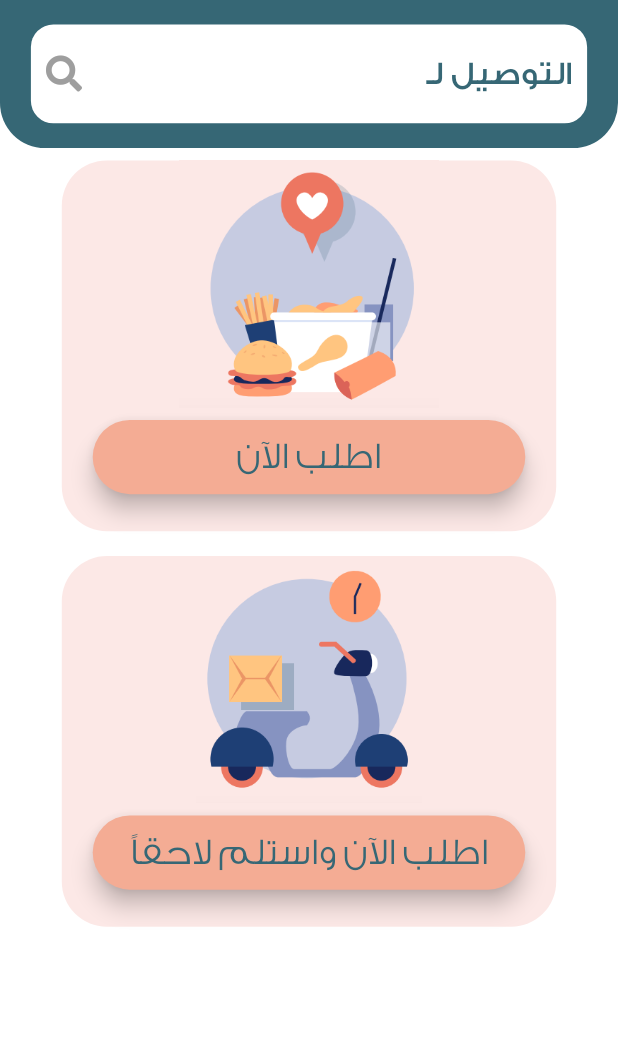
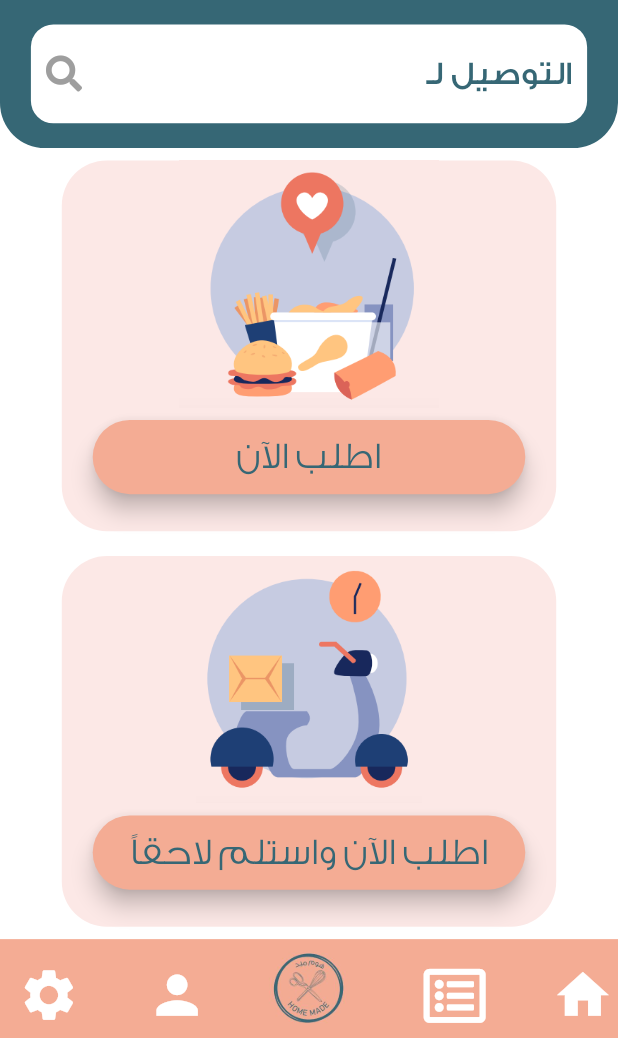
Before and after one commit to Abouassi98/homemade_user, a Flutter app: the HomeScreen screen opened directly, on a phone screen of 412 x 824 dp, the part 198-1236 px from its top. Run offline on Flutter 3.47's test engine with Material 2 defaults, Android fonts, the phone set to English and light mode, and no system bars; our stand-ins replace carousel_pro, font_awesome_flutter, smooth_star_rating.

Commit message:
second commit

```diff
--- /dev/null
+++ b/lib/config.dart
@@ -0,0 +1,87 @@
+import 'package:flutter/material.dart';
+import 'package:font_awesome_flutter/font_awesome_flutter.dart';
+import 'package:homemade_user/screens/home_screen.dart';
+
+class Config {
+  static Widget buildBottomNavigationBar(
+      {bool isSignup = false,
+      @required Size mediaQuery,
+      BuildContext context}) {
+    return Container(
+      height: mediaQuery.height * 0.08,
+      width: mediaQuery.width,
+      color: Color(0xffF4AC94),
+      padding: EdgeInsets.all(4),
+      child: Row(
+        mainAxisAlignment: MainAxisAlignment.spaceBetween,
+        children: [
+          isSignup
+              ? Container()
+              : IconButton(
+                  onPressed: () {
+                    Navigator.of(context).push(
+                      PageRouteBuilder(
+                        pageBuilder: (_, __, ___) => HomeScreen(),
+                      ),
+                    );
+                  },
+                  icon: Icon(
+                    Icons.home,
+                    size: mediaQuery.height * 0.05,
+                    color: Colors.white,
+                  ),
+                ),
+          isSignup
+              ? Container()
+              : IconButton(
+                onPressed: () {
+                    // Navigator.of(context).push(
+                    //   PageRouteBuilder(
+                    //     pageBuilder: (_, __, ___) => HomeScreen(),
+                    //   ),
+                    // );
+                  },
+                  icon: Icon(
+                    FontAwesomeIcons.listAlt,
+                    size: mediaQuery.height * 0.05,
+                    color: Colors.white,
+                  ),
+                ),
+          Image.asset('images/bottomBar.JPG'),
+          isSignup
+              ? Container()
+              : IconButton(
+                onPressed: () {
+                    // Navigator.of(context).push(
+                    //   PageRouteBuilder(
+                    //     pageBuilder: (_, __, ___) => HomeScreen(),
+                    //   ),
+                    // );
+                  },
+                  icon: Icon(
+                    Icons.person,
+                    size: mediaQuery.height * 0.05,
+                    color: Colors.white,
+                  ),
+                ),
+          isSignup
+              ? Container()
+              : IconButton(
+                onPressed: () {
+                    // Navigator.of(context).push(
+                    //   PageRouteBuilder(
+                    //     pageBuilder: (_, __, ___) => HomeScreen(),
+                    //   ),
+                    // );
+                  },
+                  icon: Icon(
+                    Icons.settings,
+                    size: mediaQuery.height * 0.05,
+                    color: Colors.white,
+                  ),
+                ),
+        ].reversed.toList(),
+      ),
+    );
+  }
+}
--- a/lib/main.dart
+++ b/lib/main.dart
@@ -2,7 +2,7 @@ import 'package:flutter/material.dart';
 import './screens/splash_screen.dart';
 import './screens/home_screen.dart';
 import './screens/signup_screen.dart';
-import './screens/tab_screen.dart';
+
 import './screens/meals_overview_screen.dart';
 import './screens/family_details_screen.dart';
 
@@ -35,7 +35,8 @@ class MyApp extends StatelessWidget {
         // closer together (more dense) than on mobile platforms.
         visualDensity: VisualDensity.adaptivePlatformDensity,
       ),
-      home: SplashScreen(),
+      home: SignupScreen(),
+
     );
   }
 }
--- a/lib/screens/family_details_screen.dart
+++ b/lib/screens/family_details_screen.dart
@@ -1,4 +1,5 @@
 import 'package:flutter/material.dart';
+import 'package:homemade_user/config.dart';
 import '../models/product.dart';
 import 'package:smooth_star_rating/smooth_star_rating.dart';
 import '../widgets/product_item.dart';
@@ -61,6 +62,10 @@ class _FamilyDetailsScreenState extends State<FamilyDetailsScreen> {
     print(editedList.length);
     var mediaQuery = MediaQuery.of(context).size;
     return Scaffold(
+      bottomNavigationBar: Config.buildBottomNavigationBar(
+          mediaQuery: mediaQuery,
+          context: context,
+        ),
       body: Directionality(
         textDirection: TextDirection.rtl,
         child: Stack(
--- a/lib/screens/home_screen.dart
+++ b/lib/screens/home_screen.dart
@@ -1,5 +1,6 @@
 import 'package:flutter/material.dart';
 import 'package:font_awesome_flutter/font_awesome_flutter.dart';
+import 'package:homemade_user/config.dart';
 import 'package:homemade_user/screens/meals_overview_screen.dart';
 
 class HomeScreen extends StatefulWidget {
@@ -57,7 +58,10 @@ class _HomeScreenState extends State<HomeScreen> {
   @override
   Widget build(BuildContext context) {
     var mediaQuery = MediaQuery.of(context).size;
-    return Scaffold(
+    return Scaffold(bottomNavigationBar: Config.buildBottomNavigationBar(
+          mediaQuery: mediaQuery,
+          context: context,
+        ),
       backgroundColor: Colors.white,
       body: Directionality(
         textDirection: TextDirection.rtl,
--- a/lib/screens/signup_screen.dart
+++ b/lib/screens/signup_screen.dart
@@ -1,5 +1,6 @@
 import 'package:flutter/gestures.dart';
 import 'package:flutter/material.dart';
+import 'package:homemade_user/config.dart';
 import 'package:homemade_user/screens/home_screen.dart';
 
 class SignupScreen extends StatefulWidget {
@@ -59,6 +60,10 @@ class _SignupScreenState extends State<SignupScreen> {
     return Directionality(
       textDirection: TextDirection.rtl,
       child: Scaffold(
+        bottomNavigationBar: Config.buildBottomNavigationBar(
+          mediaQuery: mediaQuery,
+          isSignup: true,
+        ),
         backgroundColor: Color(0xffFCE8E6),
         appBar: AppBar(
           title: Text('تسجيل جديد'),
```
Also changed, not shown: lib/screens/meals_overview_screen.dart (+8 -0 lines), lib/screens/splash_screen.dart (+10 -10 lines), lib/screens/tab_screen.dart (deleted, +0 -68 lines), images/bottomBar.JPG (added).
